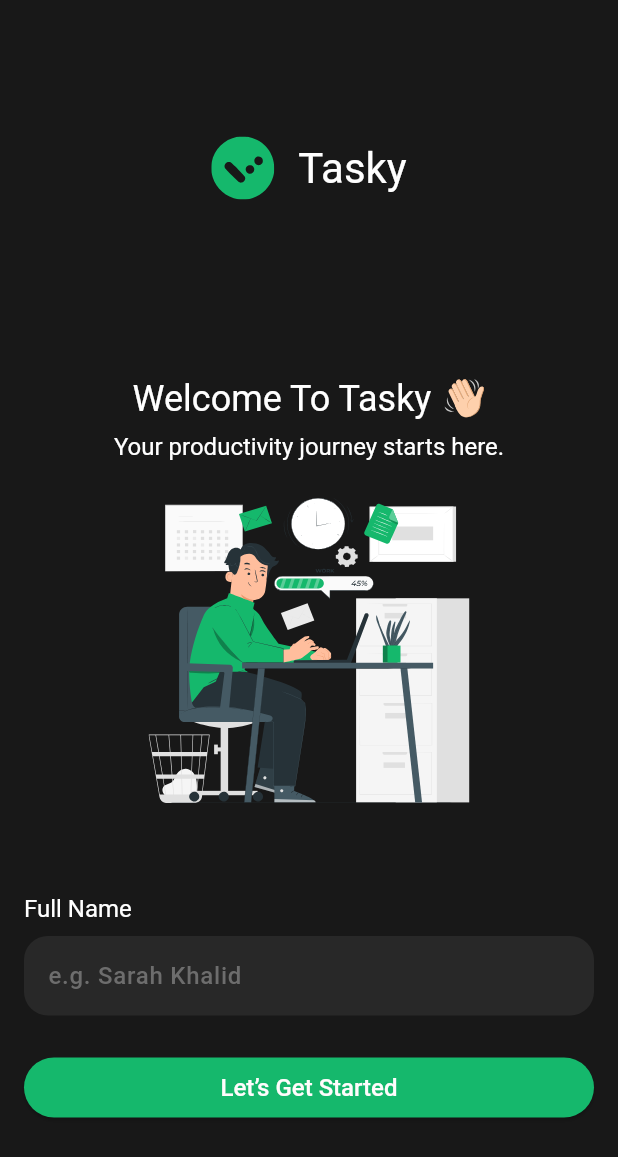
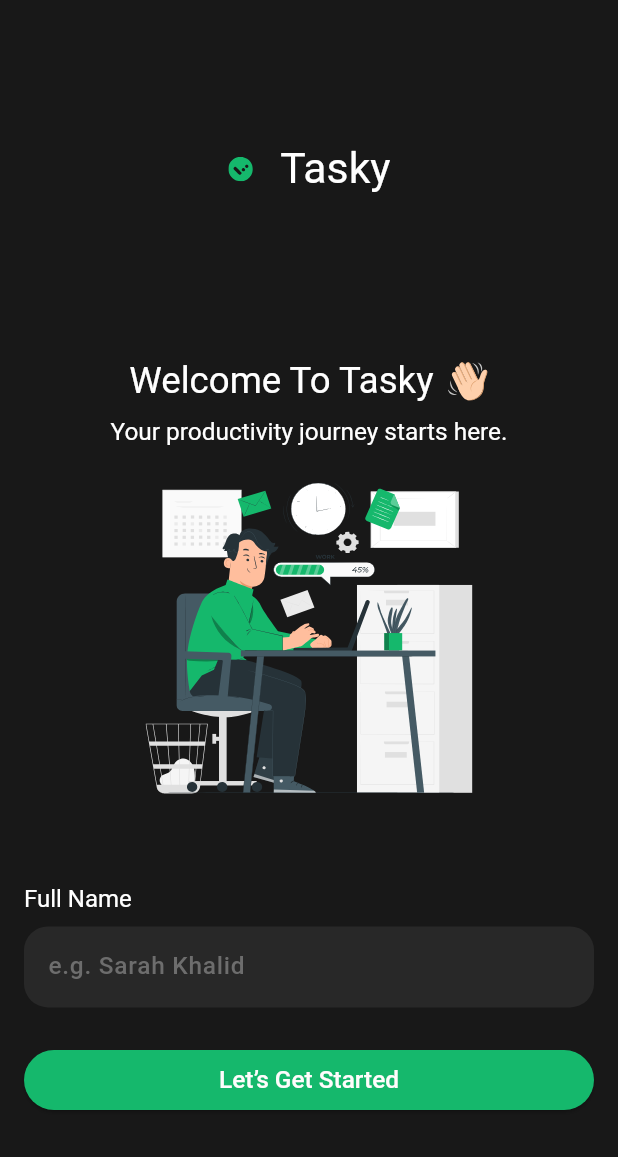
Before and after one commit to Mos234mv/tasky, a Flutter app: the screen it shows after launch, on a phone screen of 412 x 824 dp. Shown: the top 1157 px of the screen. Run offline on Flutter 3.47's test engine with Material 3 defaults, Android fonts, the phone set to English and light mode, and no system bars; our stand-ins replace flutter_screenutil, flutter_svg, image_picker, shared_preferences; project files that could hold a hidden picture were left out.

```diff
--- a/lib/core/Theme/dark_theme.dart
+++ b/lib/core/Theme/dark_theme.dart
@@ -1,4 +1,5 @@
 import 'package:flutter/material.dart';
+import 'package:flutter_screenutil/flutter_screenutil.dart';
 
 ThemeData darkTheme = ThemeData(
   useMaterial3: true,
@@ -12,7 +13,7 @@ ThemeData darkTheme = ThemeData(
   scaffoldBackgroundColor: Color(0xFF181818),
   appBarTheme: AppBarTheme(
     backgroundColor: Color(0xFF181818),
-    titleTextStyle: TextStyle(fontSize: 20, color: Color(0xFFFFFCFC)),
+    titleTextStyle: TextStyle(fontSize: 20.sp, color: Color(0xFFFFFCFC)),
     centerTitle: true,
     iconTheme: IconThemeData(color: Color(0xFFFFFCFC)),
   ),
@@ -44,45 +45,45 @@ ThemeData darkTheme = ThemeData(
       backgroundColor: WidgetStateProperty.all(Color(0xFF15B86C)),
       foregroundColor: WidgetStateProperty.all(Color(0xFFFFFCFC)),
       textStyle: WidgetStatePropertyAll(
-        TextStyle(fontSize: 14, fontWeight: FontWeight.w500),
+        TextStyle(fontSize: 14.sp, fontWeight: FontWeight.w500),
       ),
     ),
   ),
   textTheme: TextTheme(
     displaySmall: TextStyle(
       color: Color(0xFFFFFFFF),
-      fontSize: 24,
+      fontSize: 24.sp,
       fontWeight: FontWeight.w400,
     ),
     displayMedium: TextStyle(
       color: Color(0xFFFFFFFF),
-      fontSize: 28,
+      fontSize: 28.sp,
       fontWeight: FontWeight.w400,
     ),
-    displayLarge: TextStyle(fontSize: 32, color: Color(0xFFFFFCFC)),
+    displayLarge: TextStyle(fontSize: 32.sp, color: Color(0xFFFFFCFC)),
     // for Done task
     titleLarge: TextStyle(
       color: Color(0xFFA0A0A0),
-      fontSize: 16,
+      fontSize: 16.sp,
       decoration: TextDecoration.lineThrough,
       decorationColor: Color(0xFFA0A0A0),
       overflow: TextOverflow.ellipsis,
       fontWeight: FontWeight.w400,
     ),
-    labelMedium: TextStyle(color: Colors.white, fontSize: 16),
+    labelMedium: TextStyle(color: Colors.white, fontSize: 16.sp),
     titleSmall: TextStyle(
       fontWeight: FontWeight.w400,
       color: Color.fromRGBO(198, 198, 198, 1),
-      fontSize: 14,
+      fontSize: 14.sp,
     ),
     titleMedium: TextStyle(
       fontWeight: FontWeight.w400,
       color: Color(0xFFFFFCFC),
-      fontSize: 16,
+      fontSize: 16.sp,
     ),
     labelSmall: TextStyle(
       color: Color(0xFFFFFCFC),
-      fontSize: 20,
+      fontSize: 20.sp,
       fontWeight: FontWeight.w400,
     ),
   ),
@@ -97,19 +98,19 @@ ThemeData darkTheme = ThemeData(
     ),
     errorBorder: OutlineInputBorder(
       borderRadius: BorderRadius.circular(16),
-      borderSide: BorderSide(color: Colors.red, width: 0.5),
+      borderSide: BorderSide(color: Colors.red, width: 0.5.w),
     ),
   ),
   checkboxTheme: CheckboxThemeData(
     shape: RoundedRectangleBorder(borderRadius: BorderRadius.circular(4)),
-    side: BorderSide(color: Color(0xFF6E6E6E), width: 2),
+    side: BorderSide(color: Color(0xFF6E6E6E), width: 2.w),
   ),
   iconTheme: IconThemeData(color: Color(0xFFFFFCFC), size: 26),
   floatingActionButtonTheme: FloatingActionButtonThemeData(
     backgroundColor: Color(0xFF15B86C),
     foregroundColor: Color(0xFFFFFCFC),
     extendedTextStyle: TextStyle(
-      fontSize: 14,
+      fontSize: 14.sp,
       fontWeight: FontWeight.w500,
       decoration: TextDecoration.none,
     ),
@@ -119,7 +120,7 @@ ThemeData darkTheme = ThemeData(
     titleTextStyle: TextStyle(
       fontWeight: FontWeight.w400,
       color: Color(0xFFFFFCFC),
-      fontSize: 16,
+      fontSize: 16.sp,
     ),
   ),
   textSelectionTheme: TextSelectionThemeData(
@@ -138,7 +139,7 @@ ThemeData darkTheme = ThemeData(
     color: Color(0xFF181818),
     shape: RoundedRectangleBorder(borderRadius: BorderRadius.circular(16)),
     elevation: 10,
-    textStyle: TextStyle(fontSize: 20, fontWeight: FontWeight.w400),
+    textStyle: TextStyle(fontSize: 20.sp, fontWeight: FontWeight.w400),
   ),
   textButtonTheme: TextButtonThemeData(
     style: ButtonStyle(foregroundColor: WidgetStateProperty.all(Colors.white)),
--- a/lib/core/Theme/light_theme.dart
+++ b/lib/core/Theme/light_theme.dart
@@ -1,4 +1,5 @@
 import 'package:flutter/material.dart';
+import 'package:flutter_screenutil/flutter_screenutil.dart';
 
 ThemeData lightTheme = ThemeData(
   useMaterial3: true,
@@ -11,7 +12,7 @@ ThemeData lightTheme = ThemeData(
   scaffoldBackgroundColor: Color(0xFFF6F7F9),
   appBarTheme: AppBarTheme(
     backgroundColor: Color(0xFFF6F7F9),
-    titleTextStyle: TextStyle(fontSize: 20, color: Color(0xFF161F1B)),
+    titleTextStyle: TextStyle(fontSize: 20.sp, color: Color(0xFF161F1B)),
     centerTitle: true,
     iconTheme: IconThemeData(color: Color(0xFF161F1B)),
   ),
@@ -43,45 +44,45 @@ ThemeData lightTheme = ThemeData(
       backgroundColor: WidgetStateProperty.all(Color(0xFF15B86C)),
       foregroundColor: WidgetStateProperty.all(Color(0xFFFFFCFC)),
       textStyle: WidgetStatePropertyAll(
-        TextStyle(fontSize: 14, fontWeight: FontWeight.w500),
+        TextStyle(fontSize: 14.sp, fontWeight: FontWeight.w500),
       ),
     ),
   ),
   textTheme: TextTheme(
     displaySmall: TextStyle(
       color: Color(0xFF161F1B),
-      fontSize: 24,
+      fontSize: 24.sp,
       fontWeight: FontWeight.w400,
     ),
     displayMedium: TextStyle(
       color: Color(0xFF161F1B),
-      fontSize: 28,
+      fontSize: 28.sp,
       fontWeight: FontWeight.w400,
     ),
-    displayLarge: TextStyle(fontSize: 32, color: Color(0xFf161F1B)),
+    displayLarge: TextStyle(fontSize: 32.sp, color: Color(0xFf161F1B)),
     titleLarge: TextStyle(
       color: Color(0xFF6A6A6A),
-      fontSize: 16,
+      fontSize: 16.sp,
       decoration: TextDecoration.lineThrough,
       decorationColor: Color(0xFF49454F),
       overflow: TextOverflow.ellipsis,
       fontWeight: FontWeight.w400,
     ),
-    labelMedium: TextStyle(color: Colors.black, fontSize: 16),
+    labelMedium: TextStyle(color: Colors.black, fontSize: 16.sp),
 
     titleSmall: TextStyle(
       fontWeight: FontWeight.w400,
       color: Color(0xFF3A4640),
-      fontSize: 14,
+      fontSize: 14.sp,
     ),
     titleMedium: TextStyle(
       fontWeight: FontWeight.w400,
       color: Color(0xFf161F1B),
-      fontSize: 16,
+      fontSize: 16.sp,
     ),
     labelSmall: TextStyle(
       color: Color(0xFf161F1B),
-      fontSize: 20,
+      fontSize: 20.sp,
       fontWeight: FontWeight.w400,
     ),
   ),
@@ -106,19 +107,19 @@ ThemeData lightTheme = ThemeData(
     ),
     errorBorder: OutlineInputBorder(
       borderRadius: BorderRadius.circular(16),
-      borderSide: BorderSide(color: Colors.red, width: 0.5),
+      borderSide: BorderSide(color: Colors.red, width: 0.5.w),
     ),
   ),
   checkboxTheme: CheckboxThemeData(
     shape: RoundedRectangleBorder(borderRadius: BorderRadius.circular(4)),
-    side: BorderSide(color: Color(0xFFD1DAD6), width: 2),
+    side: BorderSide(color: Color(0xFFD1DAD6), width: 2.w),
   ),
   iconTheme: IconThemeData(color: Color(0xFf161F1B), size: 26),
   floatingActionButtonTheme: FloatingActionButtonThemeData(
     backgroundColor: Color(0xFF15B86C),
     foregroundColor: Color(0xFFFFFCFC),
     extendedTextStyle: TextStyle(
-      fontSize: 14,
+      fontSize: 14.sp,
       fontWeight: FontWeight.w500,
       decoration: TextDecoration.none,
     ),
@@ -128,7 +129,7 @@ ThemeData lightTheme = ThemeData(
     titleTextStyle: TextStyle(
       fontWeight: FontWeight.w400,
       color: Color(0xFf161F1B),
-      fontSize: 16,
+      fontSize: 16.sp,
     ),
   ),
   textSelectionTheme: TextSelectionThemeData(
@@ -147,7 +148,7 @@ ThemeData lightTheme = ThemeData(
     color: Color(0xFFFFFFFF),
     shape: RoundedRectangleBorder(borderRadius: BorderRadius.circular(16)),
     elevation: 10,
-    textStyle: TextStyle(fontSize: 20, fontWeight: FontWeight.w400),
+    textStyle: TextStyle(fontSize: 20.sp, fontWeight: FontWeight.w400),
   ),
   textButtonTheme: TextButtonThemeData(
     style: ButtonStyle(foregroundColor: WidgetStateProperty.all(Colors.black)),
--- /dev/null
+++ b/lib/core/constants/app_sizes.dart
@@ -0,0 +1,173 @@
+import 'package:flutter_screenutil/flutter_screenutil.dart';
+
+class AppSizes {
+  //heights
+
+  static final double h2 = 2.h;
+  static final double h4 = 4.h;
+  static final double h6 = 6.h;
+  static final double h8 = 8.h;
+  static final double h10 = 10.h;
+  static final double h12 = 12.h;
+  static final double h14 = 14.h;
+  static final double h16 = 16.h;
+  static final double h18 = 18.h;
+  static final double h20 = 20.h;
+  static final double h22 = 22.h;
+  static final double h24 = 24.h;
+  static final double h26 = 26.h;
+  static final double h28 = 28.h;
+  static final double h30 = 30.h;
+  static final double h32 = 32.h;
+  static final double h34 = 34.h;
+  static final double h36 = 36.h;
+  static final double h38 = 38.h;
+  static final double h40 = 40.h;
+  static final double h42 = 42.h;
+  static final double h44 = 44.h;
+  static final double h46 = 46.h;
+  static final double h48 = 48.h;
+  static final double h50 = 50.h;
+  static final double h204 = 204.h;
+
+  // weights
+
+  static final double w2 = 2.w;
+  static final double w4 = 4.w;
+  static final double w6 = 6.w;
+  static final double w8 = 8.w;
+  static final double w10 = 10.w;
+  static final double w12 = 12.w;
+  static final double w14 = 14.w;
+  static final double w16 = 16.w;
+  static final double w18 = 18.w;
+  static final double w20 = 20.w;
+  static final double w22 = 22.w;
+  static final double w24 = 24.w;
+  static final double w26 = 26.w;
+  static final double w28 = 28.w;
+  static final double w30 = 30.w;
+  static final double w32 = 32.w;
+  static final double w34 = 34.w;
+  static final double w36 = 36.w;
+  static final double w38 = 38.w;
+  static final double w40 = 40.w;
+  static final double w42 = 42.w;
+  static final double w44 = 44.w;
+  static final double w46 = 46.w;
+  static final double w48 = 48.w;
+  static final double w50 = 50.w;
+  static final double w215 = 215.w;
+
+  //text fontsize
+  static final double sp2 = 2.sp;
+  static final double sp4 = 4.sp;
+  static final double sp6 = 6.sp;
+  static final double sp8 = 8.sp;
+  static final double sp10 = 10.sp;
+  static final double sp12 = 12.sp;
+  static final double sp14 = 14.sp;
+  static final double sp16 = 16.sp;
+  static final double sp18 = 18.sp;
+  static final double sp20 = 20.sp;
+  static final double sp22 = 22.sp;
+  static final double sp24 = 24.sp;
+  static final double sp26 = 26.sp;
+  static final double sp28 = 28.sp;
+  static final double sp30 = 30.sp;
+  static final double sp32 = 32.sp;
+  static final double sp34 = 34.sp;
+  static final double sp36 = 36.sp;
+  static final double sp38 = 38.sp;
+  static final double sp40 = 40.sp;
+  static final double sp42 = 42.sp;
+  static final double sp44 = 44.sp;
+  static final double sp46 = 46.sp;
+  static final double sp48 = 48.sp;
+  static final double sp50 = 50.sp;
+
+  // padding width
+
+  static final double pw2 = 2.w;
+  static final double pw4 = 4.w;
+  static final double pw6 = 6.w;
+  static final double pw8 = 8.w;
+  static final double pw10 = 10.w;
+  static final double pw12 = 12.w;
+  static final double pw14 = 14.w;
+  static final double pw16 = 16.w;
+  static final double pw18 = 18.w;
+  static final double pw20 = 20.w;
+  static final double pw22 = 22.w;
+  static final double pw24 = 24.w;
+  static final double pw26 = 26.w;
+  static final double pw28 = 28.w;
+  static final double pw30 = 30.w;
+  static final double pw32 = 32.w;
+  static final double pw34 = 34.w;
+  static final double pw36 = 36.w;
+  static final double pw38 = 38.w;
+  static final double pw40 = 40.w;
+  static final double pw42 = 42.w;
+  static final double pw44 = 44.w;
+  static final double pw46 = 46.w;
+  static final double pw48 = 48.w;
+  static final double pw50 = 50.w;
+
+  //padding height
+
+  static final double ph2 = 2.h;
+  static final double ph4 = 4.h;
+  static final double ph6 = 6.h;
+  static final double ph8 = 8.h;
+  static final double ph10 = 10.h;
+  static final double ph12 = 12.h;
+  static final double ph14 = 14.h;
+  static final double ph16 = 16.h;
+  static final double ph18 = 18.h;
+  static final double ph20 = 20.h;
+  static final double ph22 = 22.h;
+  static final double ph24 = 24.h;
+  static final double ph26 = 26.h;
+  static final double ph28 = 28.h;
+  static final double ph30 = 30.h;
+  static final double ph32 = 32.h;
+  static final double ph34 = 34.h;
+  static final double ph36 = 36.h;
+  static final double ph38 = 38.h;
+  static final double ph40 = 40.h;
+  static final double ph42 = 42.h;
+  static final double ph44 = 44.h;
+  static final double ph46 = 46.h;
+  static final double ph48 = 48.h;
+  static final double ph50 = 50.h;
+  static final double ph108 = 108.h;
+  static final double ph60 = 60.h;
+
+  // Raduis
+  static final double r2 = 2.r;
+  static final double r4 = 4.r;
+  static final double r6 = 6.r;
+  static final double r8 = 8.r;
+  static final double r10 = 10.r;
+  static final double r12 = 12.r;
+  static final double r14 = 14.r;
+  static final double r16 = 16.r;
+  static final double r18 = 18.r;
+  static final double r20 = 20.r;
+  static final double r22 = 22.r;
+  static final double r24 = 24.r;
+  static final double r26 = 26.r;
+  static final double r28 = 28.r;
+  static final double r30 = 30.r;
+  static final double r32 = 32.r;
+  static final double r34 = 34.r;
+  static final double r36 = 36.r;
+  static final double r38 = 38.r;
+  static final double r40 = 40.r;
+  static final double r42 = 42.r;
+  static final double r44 = 44.r;
+  static final double r46 = 46.r;
+  static final double r48 = 48.r;
+  static final double r50 = 50.r;
+}
--- a/lib/features/welcome/welcome_screen.dart
+++ b/lib/features/welcome/welcome_screen.dart
@@ -1,4 +1,6 @@
 import 'package:flutter/material.dart';
+import 'package:flutter_screenutil/flutter_screenutil.dart';
+import 'package:todoprof/core/constants/app_sizes.dart';
 import 'package:todoprof/core/constants/storage_key.dart';
 
 import 'package:todoprof/core/services/prefrence_manager.dart';
@@ -22,7 +24,7 @@ class Welcome extends StatelessWidget {
               key: _key,
               child: Column(
                 children: [
-                  SizedBox(height: 16),
+                  SizedBox(height: AppSizes.h16),
 
                   Row(
                     mainAxisAlignment: MainAxisAlignment.center,
@@ -30,18 +32,18 @@ class Welcome extends StatelessWidget {
                       CustomSvgPicture(
                         path: 'assets/Images/Vector.svg',
                         withColor: false,
-                        width: 42,
-                        height: 42,
+                        width: AppSizes.w16,
+                        height: AppSizes.h16,
                       ),
 
-                      SizedBox(width: 16),
+                      SizedBox(width: AppSizes.w16),
                       Text(
                         "Tasky",
                         style: Theme.of(context).textTheme.displayMedium,
                       ),
                     ],
                   ),
-                  SizedBox(height: 118),
+                  SizedBox(height: AppSizes.ph108),
                   Row(
                     mainAxisAlignment: MainAxisAlignment.center,
                     children: [
@@ -49,7 +51,7 @@ class Welcome extends StatelessWidget {
                         "Welcome To Tasky",
                         style: Theme.of(context).textTheme.displaySmall,
                       ),
-                      SizedBox(width: 8),
+                      SizedBox(width: 8.w),
                       CustomSvgPicture(
                         path:
                             'assets/Images/waving-hand-medium-light-skin-tone-svgrepo-com 1.svg',
@@ -57,19 +59,19 @@ class Welcome extends StatelessWidget {
                       ),
                     ],
                   ),
-                  SizedBox(height: 8),
+                  SizedBox(height: AppSizes.h8),
                   Text(
                     "Your productivity journey starts here.",
                     style: Theme.of(
                       context,
-                    ).textTheme.displaySmall!.copyWith(fontSize: 16),
+                    ).textTheme.displaySmall!.copyWith(fontSize: 16.sp),
                   ),
-                  SizedBox(height: 24),
+                  SizedBox(height: AppSizes.h24),
                   CustomSvgPicture(
                     path: 'assets/Images/pana.svg',
                     withColor: false,
-                    width: 215,
-                    height: 204,
+                    width: 215.w,
+                    height: AppSizes.h204,
                   ),
 
                   SizedBox(height: 60),
@@ -90,7 +92,7 @@ class Welcome extends StatelessWidget {
                           },
                         ),
 
-                        SizedBox(height: 24),
+                        SizedBox(height: 24.h),
                         ElevatedButton(
                           onPressed: () async {
                             if (_key.currentState?.validate() ?? false) {
@@ -125,7 +127,7 @@ class Welcome extends StatelessWidget {
                           ),
                           child: Text(
                             'Let’s Get Started',
-                            style: TextStyle(fontSize: 16),
+                            style: TextStyle(fontSize: 16.sp),
                           ),
                         ),
                       ],
--- a/lib/main.dart
+++ b/lib/main.dart
@@ -1,4 +1,5 @@
 import 'package:flutter/material.dart';
+import 'package:flutter_screenutil/flutter_screenutil.dart';
 import 'package:provider/provider.dart';
 import 'package:todoprof/core/Theme/dark_theme.dart';
 import 'package:todoprof/core/Theme/light_theme.dart';
@@ -13,6 +14,7 @@ import 'package:todoprof/features/welcome/welcome_screen.dart';
 
 void main() async {
   WidgetsFlutterBinding.ensureInitialized();
+  await ScreenUtil.ensureScreenSize();
 
   await PrefrenceManager().init();
   ThemeController().init();
@@ -31,13 +33,19 @@ class MyApp extends StatelessWidget {
       builder: (context, themeMode, child) {
         return ChangeNotifierProvider<TasksController>(
           create: (BuildContext context) => TasksController()..init(),
-          child: MaterialApp(
+          child: ScreenUtilInit(
+            minTextAdapt: true,
+            designSize: Size(375, 809),
+            builder: (ctx, _) {
+              return MaterialApp(
                 debugShowCheckedModeBanner: false,
                 title: 'TASKY',
                 theme: lightTheme,
                 darkTheme: darkTheme,
                 themeMode: themeMode,
                 home: username == null ? Welcome() : MainScreen(),
+              );
+            },
           ),
         );
       },
--- a/pubspec.yaml
+++ b/pubspec.yaml
@@ -39,6 +39,7 @@ dependencies:
   image_picker: ^1.2.3
   path_provider: ^2.1.6
   provider: ^6.1.5+1
+  flutter_screenutil: ^5.9.3
 
 dev_dependencies:
   flutter_test:
```
Also changed, not shown: pubspec.lock. Lines whose indentation alone changed are shown as unchanged.
